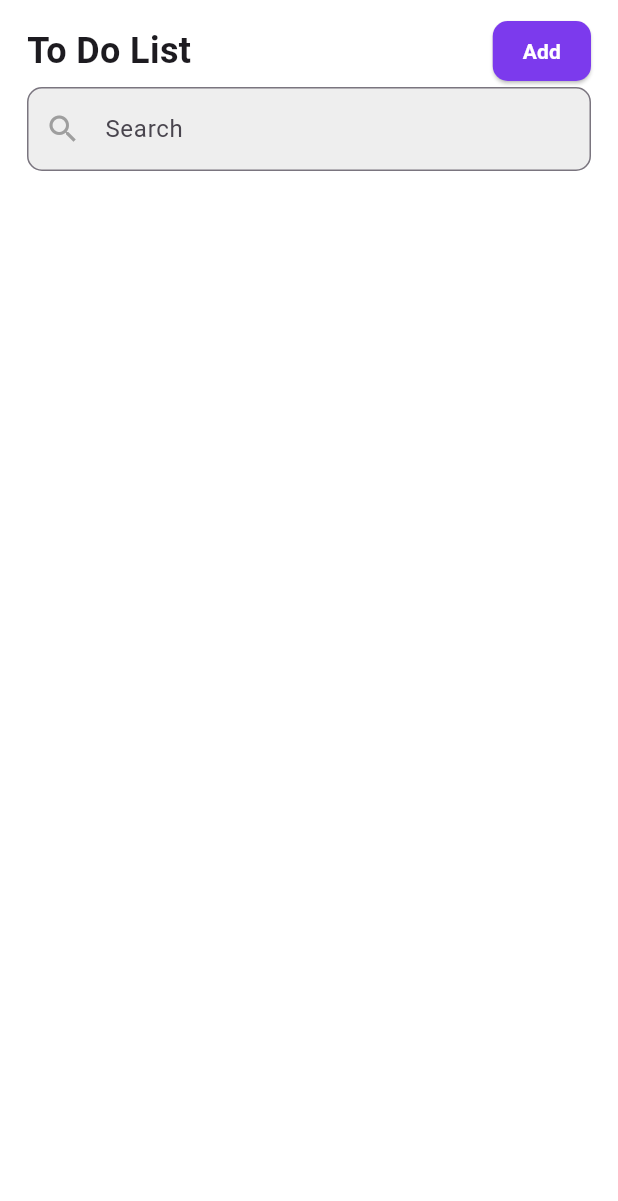
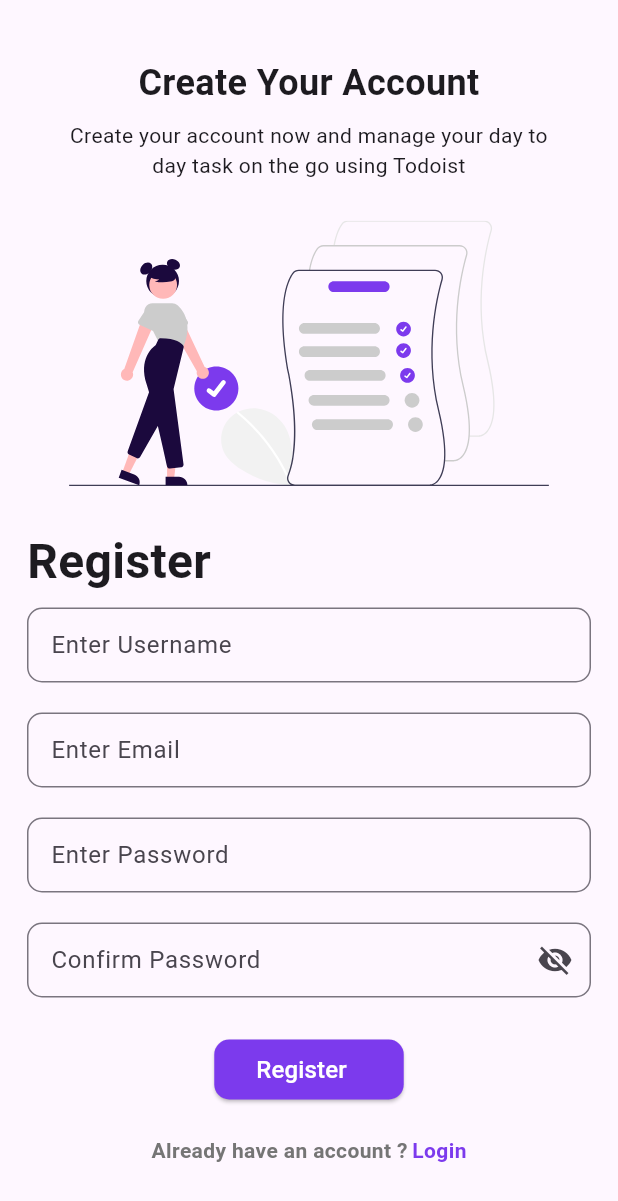
Before and after one commit to rutviksorathia/to_do_list, a Flutter app: the screen it shows after launch, on a phone screen of 412 x 824 dp. Shown: the top 1201 px of the screen. Run offline on Flutter 3.47's test engine with Material 3 defaults, Android fonts, the phone set to English and light mode, and no system bars; our stand-ins replace firebase_auth, firebase_core, flutter_svg, get, hive, hive_flutter and 2 more; accounts and stored records are empty; Roboto replaces fonts that are missing (SFPro).

```diff
--- a/lib/main.dart
+++ b/lib/main.dart
@@ -4,6 +4,8 @@ import 'package:get/route_manager.dart';
 import 'package:hive/hive.dart';
 import 'package:hive_flutter/hive_flutter.dart';
 import 'package:to_do_list/firebase_options.dart';
+import 'package:to_do_list/ui/views/login/login_view.dart';
+import 'package:to_do_list/ui/views/startup/startup_view.dart';
 import 'package:to_do_list/ui/views/to_do_list/to_do_list_view.dart';
 
 void main() async {
@@ -25,10 +27,11 @@ class MyApp extends StatelessWidget {
     return GetMaterialApp(
       title: 'Flutter Demo',
       theme: ThemeData(
+        fontFamily: 'SFPro',
         colorScheme: ColorScheme.fromSeed(seedColor: Colors.deepPurple),
         useMaterial3: true,
       ),
-      home: const ToDoListView(),
+      home: const LoginView(),
     );
   }
 }
--- /dev/null
+++ b/lib/ui/views/login/login_view.dart
@@ -0,0 +1,279 @@
+import 'package:flutter/material.dart';
+import 'package:flutter_svg/svg.dart';
+import 'package:stacked/stacked.dart';
+import 'package:to_do_list/ui/views/login/login_viewmodel.dart';
+
+class LoginView extends StatelessWidget {
+  final bool isLogin;
+
+  const LoginView({
+    super.key,
+    this.isLogin = false,
+  });
+
+  @override
+  Widget build(BuildContext context) {
+    final formKey = GlobalKey<FormState>();
+
+    return ViewModelBuilder<LoginViewModel>.reactive(
+        viewModelBuilder: () => LoginViewModel(isLogin: isLogin),
+        builder: (context, model, child) {
+          return Scaffold(
+            body: SingleChildScrollView(
+              child: Form(
+                key: formKey,
+                child: Container(
+                  padding: const EdgeInsets.symmetric(horizontal: 18),
+                  child: Column(
+                    children: [
+                      SizedBox(height: MediaQuery.of(context).padding.top + 38),
+                      Center(
+                        child: Text(
+                          model.isLogin
+                              ? 'Welcome to Todoist'
+                              : 'Create Your Account',
+                          style: const TextStyle(
+                            fontSize: 24,
+                            fontWeight: FontWeight.bold,
+                          ),
+                          textAlign: TextAlign.center,
+                        ),
+                      ),
+                      const SizedBox(height: 8),
+                      Container(
+                        padding: const EdgeInsets.symmetric(horizontal: 22),
+                        child: Text(
+                          model.isLogin
+                              ? 'A Simple Task Creation and Management tool helps you to manage your ay to day task,'
+                              : 'Create your account now and manage your day to day task on the go using Todoist',
+                          style: const TextStyle(fontSize: 14),
+                          textAlign: TextAlign.center,
+                        ),
+                      ),
+                      if (!model.isLogin) const SizedBox(height: 27),
+                      model.isLogin
+                          ? SvgPicture.asset(
+                              'assets/images/login_illustration.svg',
+                              height: 319,
+                              fit: BoxFit.cover,
+                            )
+                          : SvgPicture.asset(
+                              'assets/images/register_illustration.svg',
+                              height: 177,
+                              fit: BoxFit.cover,
+                            ),
+                      if (!model.isLogin) const SizedBox(height: 27),
+                      Column(
+                        crossAxisAlignment: CrossAxisAlignment.start,
+                        children: [
+                          Text(
+                            model.isLogin ? 'Login' : 'Register ',
+                            style: const TextStyle(
+                              fontSize: 32,
+                              fontWeight: FontWeight.bold,
+                            ),
+                          ),
+                          const SizedBox(height: 8),
+                          if (!model.isLogin)
+                            TextFormField(
+                              key: const ValueKey('username'),
+                              decoration: const InputDecoration(
+                                labelText: 'Enter Username',
+                                border: OutlineInputBorder(
+                                  borderRadius: BorderRadius.all(
+                                    Radius.circular(10),
+                                  ),
+                                ),
+                                constraints: BoxConstraints.tightFor(
+                                  height: 50,
+                                ),
+                              ),
+                              validator: ((value) =>
+                                  model.validateUsername(value)),
+                              onSaved: (value) => model.username = value!,
+                            ),
+                          const SizedBox(height: 20),
+                          TextFormField(
+                            key: const ValueKey('email'),
+                            decoration: const InputDecoration(
+                              labelText: 'Enter Email',
+                              border: OutlineInputBorder(
+                                borderRadius: BorderRadius.all(
+                                  Radius.circular(10),
+                                ),
+                              ),
+                              constraints: BoxConstraints.tightFor(
+                                height: 50,
+                              ),
+                            ),
+                            validator: (value) => model.validateEmail(value),
+                            onSaved: (value) => model.email = value!,
+                          ),
+                          const SizedBox(height: 20),
+                          TextFormField(
+                            key: const ValueKey('password'),
+                            obscureText: !model.isPasswordVisible,
+                            decoration: InputDecoration(
+                              labelText: 'Enter Password',
+                              border: const OutlineInputBorder(
+                                borderRadius: BorderRadius.all(
+                                  Radius.circular(10),
+                                ),
+                              ),
+                              suffixIcon: model.isLogin
+                                  ? GestureDetector(
+                                      onTap: model.togglePasswordVisibility,
+                                      child: model.isPasswordVisible
+                                          ? const Icon(Icons.visibility)
+                                          : const Icon(Icons.visibility_off),
+                                    )
+                                  : null,
+                              constraints:
+                                  const BoxConstraints.tightFor(height: 50),
+                            ),
+                            validator: (value) => model.validatePassword(value),
+                            onSaved: (value) => model.password = value!,
+                          ),
+                          const SizedBox(height: 20),
+                          if (!model.isLogin)
+                            TextFormField(
+                              key: const ValueKey('Confirm Password'),
+                              obscureText: !model.isConfirmPasswordVisible,
+                              decoration: InputDecoration(
+                                labelText: 'Confirm Password',
+                                border: const OutlineInputBorder(
+                                  borderRadius: BorderRadius.all(
+                                    Radius.circular(10),
+                                  ),
+                                ),
+                                suffixIcon: GestureDetector(
+                                  onTap: model.toggleConfirmPasswordVisibility,
+                                  child: model.isConfirmPasswordVisible
+                                      ? const Icon(Icons.visibility)
+                                      : const Icon(Icons.visibility_off),
+                                ),
+                                constraints:
+                                    const BoxConstraints.tightFor(height: 50),
+                              ),
+                              validator: (value) =>
+                                  model.validateConfirmPassword(value),
+                              onSaved: (value) =>
+                                  model.confirmPassword = value!,
+                            ),
+                          const SizedBox(height: 24),
+                          Center(
+                            child: ElevatedButton(
+                              onPressed: () {
+                                final isValid =
+                                    formKey.currentState!.validate();
+                                if (isValid) {
+                                  formKey.currentState!.save();
+                                  if (model.isLogin) {
+                                    model.handleLoginButtonTap(
+                                        model.email, model.password);
+                                  } else {
+                                    model.handleRegisterButtonTap(
+                                        model.email, model.password);
+                                  }
+                                }
+                              },
+                              style: ElevatedButton.styleFrom(
+                                backgroundColor: const Color(0xFF7C3AED),
+                                padding: const EdgeInsets.symmetric(
+                                  horizontal: 28,
+                                  vertical: 8,
+                                ),
+                                shape: RoundedRectangleBorder(
+                                  borderRadius: BorderRadius.circular(10),
+                                ),
+                              ),
+                              child: Row(
+                                mainAxisSize: MainAxisSize.min,
+                                children: [
+                                  Text(
+                                    model.isLogin ? 'Login' : 'Register',
+                                    style: const TextStyle(
+                                      color: Colors.white,
+                                      fontSize: 16,
+                                      fontWeight: FontWeight.w500,
+                                    ),
+                                  ),
+                                  const SizedBox(width: 10),
+                                  if (model.isLoading)
+                                    const SizedBox(
+                                      height: 18,
+                                      width: 18,
+                                      child: CircularProgressIndicator(
+                                        color: Colors.white,
+                                        strokeWidth: 2,
+                                      ),
+                                    ),
+                                ],
+                              ),
+                            ),
+                          ),
+                          const SizedBox(height: 20),
+                          Center(
+                            child: model.isLogin
+                                ? Row(
+                                    mainAxisAlignment: MainAxisAlignment.center,
+                                    children: [
+                                      Text(
+                                        "Don't have an account ?",
+                                        style: TextStyle(
+                                          color: Colors.grey.shade600,
+                                          fontWeight: FontWeight.w600,
+                                          fontSize: 14,
+                                        ),
+                                      ),
+                                      const SizedBox(width: 10),
+                                      GestureDetector(
+                                        onTap: model.toggleAuthMode,
+                                        child: const Text(
+                                          'Create Account',
+                                          style: TextStyle(
+                                            color: Color(0xFF7C3AED),
+                                            fontSize: 14,
+                                            fontWeight: FontWeight.w600,
+                                          ),
+                                        ),
+                                      ),
+                                    ],
+                                  )
+                                : Row(
+                                    mainAxisAlignment: MainAxisAlignment.center,
+                                    children: [
+                                      Text(
+                                        'Already have an account ?',
+                                        style: TextStyle(
+                                          color: Colors.grey.shade600,
+                                          fontWeight: FontWeight.w600,
+                                          fontSize: 14,
+                                        ),
+                                      ),
+                                      const SizedBox(width: 3),
+                                      GestureDetector(
+                                        onTap: model.toggleAuthMode,
+                                        child: const Text(
+                                          'Login',
+                                          style: TextStyle(
+                                            color: Color(0xFF7C3AED),
+                                            fontSize: 14,
+                                            fontWeight: FontWeight.w600,
+                                          ),
+                                        ),
+                                      ),
+                                    ],
+                                  ),
+                          ),
+                        ],
+                      ),
+                    ],
+                  ),
+                ),
+              ),
+            ),
+          );
+        });
+  }
+}
--- /dev/null
+++ b/lib/ui/views/login/login_viewmodel.dart
@@ -0,0 +1,169 @@
+import 'package:firebase_auth/firebase_auth.dart';
+import 'package:flutter/material.dart';
+import 'package:get/route_manager.dart';
+import 'package:stacked/stacked.dart';
+import 'package:to_do_list/ui/views/to_do_list/to_do_list_view.dart';
+
+class LoginViewModel extends BaseViewModel {
+  bool isLogin;
+  LoginViewModel({required this.isLogin});
+
+  String username = '';
+  String email = '';
+  String password = '';
+  String confirmPassword = '';
+  bool isPasswordVisible = false;
+  bool isConfirmPasswordVisible = false;
+
+  bool get isLoading {
+    return (busy('isLogin') || busy('isRegister'));
+  }
+
+  void toggleAuthMode() {
+    email = '';
+    password = '';
+    confirmPassword = '';
+    isLogin = !isLogin;
+    notifyListeners();
+  }
+
+  void togglePasswordVisibility() {
+    isPasswordVisible = !isPasswordVisible;
+    notifyListeners();
+  }
+
+  void toggleConfirmPasswordVisibility() {
+    isConfirmPasswordVisible = !isConfirmPasswordVisible;
+    notifyListeners();
+  }
+
+  String? validateUsername(String? value) {
+    if (value == null) {
+      return 'Username is required';
+    } else {
+      if (value.isEmpty || value.length < 4) {
+        return 'Username is too short';
+      }
+      return null;
+    }
+  }
+
+  String? validateEmail(String? value) {
+    if (value == null) {
+      return 'Email is required';
+    } else {
+      if (value.isEmpty || !value.contains('@')) {
+        return 'Invalid email';
+      }
+      return null;
+    }
+  }
+
+  String? validatePassword(String? value) {
+    if (value == null) {
+      return 'Password is required';
+    } else {
+      if (value.isEmpty || value.length < 7) {
+        return 'Password is too short';
+      }
+      return null;
+    }
+  }
+
+  String? validateConfirmPassword(String? value) {
+    if (value == null) {
+      return 'Confirm Password is required';
+    } else {
+      if (value.isEmpty || value.length < 7) {
+        return 'Confirm Password is too short';
+      }
+      return null;
+    }
+  }
+
+  Future<void> handleRegisterButtonTap(String email, String password) async {
+    if (password != confirmPassword) {
+      Get.snackbar('Error', 'Password and confirm password do not match',
+          isDismissible: true,
+          colorText: Colors.white,
+          snackPosition: SnackPosition.BOTTOM,
+          duration: const Duration(seconds: 3),
+          backgroundColor: Colors.red);
+      return;
+    }
+    try {
+      setBusyForObject('isRegister', true);
+      notifyListeners();
+      await FirebaseAuth.instance.createUserWithEmailAndPassword(
+        email: email,
+        password: password,
+      );
+
+      Get.to(() => const ToDoListView());
+    } on FirebaseAuthException catch (e) {
+      if (e.code == 'weak-password') {
+        Get.snackbar('Error', 'The password provided is too weak.',
+            isDismissible: true,
+            colorText: Colors.white,
+            snackPosition: SnackPosition.BOTTOM,
+            duration: const Duration(seconds: 3),
+            backgroundColor: Colors.red);
+      } else if (e.code == 'email-already-in-use') {
+        Get.snackbar('Error', 'The account already exists for that email.',
+            isDismissible: true,
+            colorText: Colors.white,
+            snackPosition: SnackPosition.BOTTOM,
+            duration: const Duration(seconds: 3),
+            backgroundColor: Colors.red);
+      }
+    } catch (e) {
+      Get.snackbar('Error', e.toString(),
+          isDismissible: true,
+          colorText: Colors.white,
+          snackPosition: SnackPosition.BOTTOM,
+          duration: const Duration(seconds: 3),
+          backgroundColor: Colors.red);
+    } finally {
+      setBusyForObject('isRegister', false);
+      notifyListeners();
+    }
+  }
+
+  Future<void> handleLoginButtonTap(String email, String password) async {
+    try {
+      setBusyForObject('isLogin', true);
+      notifyListeners();
+      await FirebaseAuth.instance.signInWithEmailAndPassword(
+        email: email,
+        password: password,
+      );
+      Get.to(() => const ToDoListView());
+    } on FirebaseAuthException catch (e) {
+      if (e.code == 'user-not-found') {
+        Get.snackbar('Error', 'No user found for that email.',
+            isDismissible: true,
+            colorText: Colors.white,
+            snackPosition: SnackPosition.BOTTOM,
+            duration: const Duration(seconds: 3),
+            backgroundColor: Colors.red);
+      } else if (e.code == 'INVALID_LOGIN_CREDENTIALS') {
+        Get.snackbar('Error', 'Wrong password provided for that user.',
+            isDismissible: true,
+            colorText: Colors.white,
+            snackPosition: SnackPosition.BOTTOM,
+            duration: const Duration(seconds: 3),
+            backgroundColor: Colors.red);
+      }
+    } catch (e) {
+      Get.snackbar('Error', e.toString(),
+          isDismissible: true,
+          colorText: Colors.white,
+          snackPosition: SnackPosition.BOTTOM,
+          duration: const Duration(seconds: 3),
+          backgroundColor: Colors.red);
+    } finally {
+      setBusyForObject('isLogin', false);
+      notifyListeners();
+    }
+  }
+}
```
Also changed, not shown: lib/ui/views/startup/startup_view.dart (added, +28 -0 lines), lib/ui/views/startup/startup_viewmodel.dart (added, +21 -0 lines), lib/ui/views/to_do_list/to_do_list_view.dart (+116 -32 lines), lib/ui/views/to_do_list/to_do_list_viewmodel.dart (+12 -0 lines), pubspec.yaml (+27 -0 lines), assets/images/empty_task.png (added), assets/images/login_illustration.svg (added), assets/images/register_illustration.svg (added), pubspec.lock, 9 other files.
